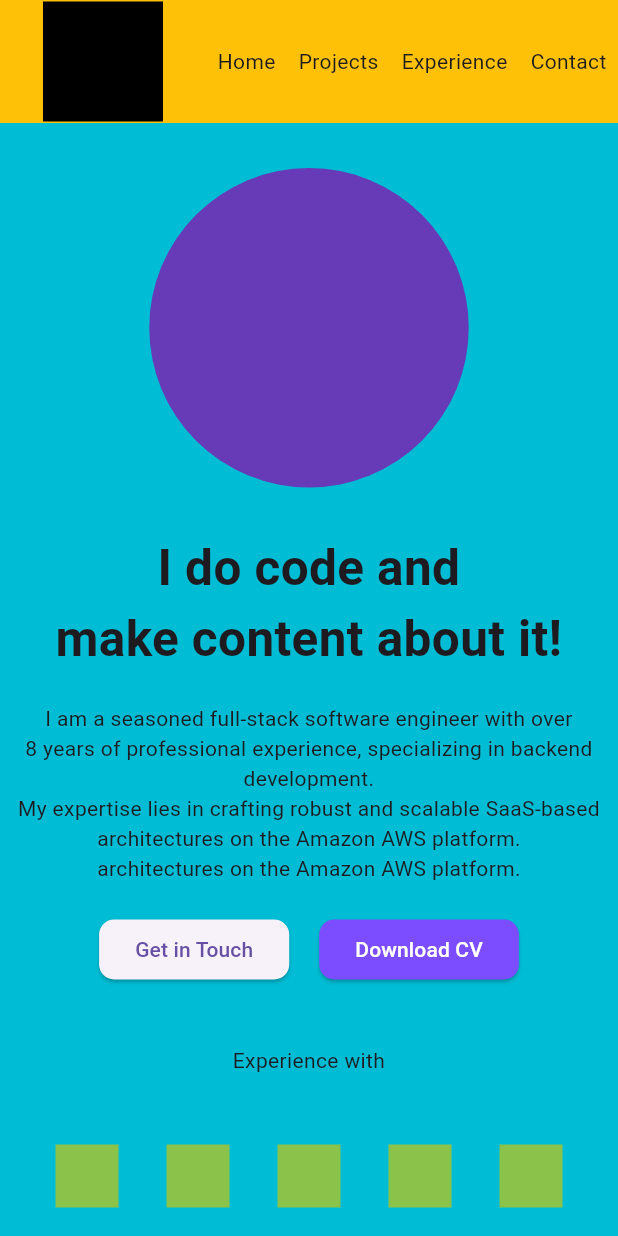
After one commit to mhbm/FlutterLearning, a Flutter app: the Pagina3 screen opened by its route, on a phone screen of 412 x 824 dp. The commit adds this screen. Run offline on Flutter 3.47's test engine with Material 3 defaults, Android fonts, the phone set to English and light mode, and no system bars; missing offline and left inert: dart:html.

Commit message:
Creating page 3
Signed-off-by: Mateus Macedo <mhbassomacedo@gmail.com>

```diff
--- a/lib/main.dart
+++ b/lib/main.dart
@@ -1,6 +1,7 @@
 import 'package:flutter/material.dart';
 import 'package:testes_tela/pages/page1.dart';
 import 'package:testes_tela/pages/page2.dart'; // Importe a classe Pagina1
+import 'package:testes_tela/pages/page3.dart'; // Importe a classe Pagina1
 
 void main() {
   runApp(MyApp());
@@ -15,6 +16,7 @@ class MyApp extends StatelessWidget {
       routes: {
         '/': (context) => Pagina1(), // Use Pagina1 como a rota '/'
         '/pagina2': (context) => Pagina2(),
+        '/pagina3': (context) => Pagina3(),
       },
     );
   }
--- /dev/null
+++ b/lib/pages/page3.dart
@@ -0,0 +1,310 @@
+import 'package:flutter/material.dart';
+
+class Pagina3 extends StatelessWidget {
+  @override
+  Widget build(BuildContext context) {
+    return Scaffold(
+      body: SingleChildScrollView(
+        child: Column(
+          mainAxisAlignment: MainAxisAlignment.start,
+          crossAxisAlignment: CrossAxisAlignment.start,
+          children: [
+            //Header
+            Container(
+              height: 82,
+              color: Colors.amber,
+              child: Expanded(
+                child: Row(
+                  children: [
+                    Expanded(
+                      flex: 1,
+                      child: Center(
+                        child: Container(
+                          width: 80,
+                          height: 80,
+                          color: Colors.black,
+                        ),
+                      ),
+                    ),
+                    const Expanded(
+                      flex: 2,
+                      child: Row(
+                        mainAxisAlignment: MainAxisAlignment.spaceAround,
+                        children: [
+                          Text(
+                            "Home",
+                          ),
+                          Text(
+                            "Projects",
+                          ),
+                          Text(
+                            "Experience",
+                          ),
+                          Text(
+                            "Contact",
+                          ),
+                        ],
+                      ),
+                    ),
+                  ],
+                ),
+              ),
+            ),
+            Container(
+              height: 2588,
+              color: Colors.cyan,
+              child: Column(
+                mainAxisAlignment: MainAxisAlignment.start,
+                children: [
+                  Padding(
+                    padding: const EdgeInsets.only(top: 30),
+                    child: Center(
+                      child: Container(
+                        width: 213,
+                        height: 213,
+                        decoration: const BoxDecoration(
+                          color: Colors.deepPurple,
+                          shape: BoxShape.circle,
+                        ),
+                      ),
+                    ),
+                  ),
+                  const Padding(
+                    padding: EdgeInsets.only(top: 30),
+                    child: Column(
+                      children: [
+                        Text(
+                          "I do code and",
+                          textAlign: TextAlign.center,
+                          style: TextStyle(
+                              fontSize: 33, fontWeight: FontWeight.bold),
+                        ),
+                        Text(
+                          "make content about it!",
+                          textAlign: TextAlign.center,
+                          style: TextStyle(
+                              fontSize: 33, fontWeight: FontWeight.bold),
+                        ),
+                      ],
+                    ),
+                  ),
+                  const Padding(
+                    padding: EdgeInsets.only(top: 20),
+                    child: Column(
+                      children: [
+                        Text(
+                          "I am a seasoned full-stack software engineer with over ",
+                          textAlign: TextAlign.center,
+                        ),
+                        Text(
+                          "8 years of professional experience, specializing in backend development.",
+                          textAlign: TextAlign.center,
+                        ),
+                        Text(
+                          "My expertise lies in crafting robust and scalable SaaS-based architectures on the Amazon AWS platform.",
+                          textAlign: TextAlign.center,
+                        ),
+                        Text(
+                          "architectures on the Amazon AWS platform.",
+                          textAlign: TextAlign.center,
+                        ),
+                      ],
+                    ),
+                  ),
+                  Padding(
+                    padding: EdgeInsets.only(top: 20),
+                    child: Row(
+                      mainAxisAlignment: MainAxisAlignment.center,
+                      children: [
+                        ElevatedButton(
+                          onPressed: () {},
+                          style: ElevatedButton.styleFrom(
+                            shape: RoundedRectangleBorder(
+                              borderRadius: BorderRadius.circular(
+                                  10), // Ajuste o valor para alterar a curvatura
+                            ),
+                          ),
+                          child: Text('Get in Touch'),
+                        ),
+                        const SizedBox(width: 20),
+                        ElevatedButton(
+                          onPressed: () {},
+                          style: ElevatedButton.styleFrom(
+                            backgroundColor: Colors.deepPurpleAccent,
+                            shape: RoundedRectangleBorder(
+                              borderRadius: BorderRadius.circular(
+                                  10), // Ajuste o valor para alterar a curvatura
+                            ),
+                          ),
+                          child: const Text(
+                            'Download CV',
+                            style: TextStyle(color: Colors.white),
+                          ),
+                        ),
+                      ],
+                    ),
+                  ),
+                  const Padding(
+                    padding: EdgeInsets.only(top: 40),
+                    child: Text("Experience with", textAlign: TextAlign.center),
+                  ),
+                  Padding(
+                    padding: EdgeInsets.only(top: 30),
+                    child: Expanded(
+                      child: Row(
+                        mainAxisAlignment: MainAxisAlignment.center,
+                        children: [
+                          Padding(
+                            padding: const EdgeInsets.all(16),
+                            child: Container(
+                              height: 42,
+                              width: 42,
+                              color: Colors.lightGreen,
+                            ),
+                          ),
+                          Padding(
+                            padding: const EdgeInsets.all(16),
+                            child: Container(
+                              height: 42,
+                              width: 42,
+                              color: Colors.lightGreen,
+                            ),
+                          ),
+                          Padding(
+                            padding: const EdgeInsets.all(16),
+                            child: Container(
+                              height: 42,
+                              width: 42,
+                              color: Colors.lightGreen,
+                            ),
+                          ),
+                          Padding(
+                            padding: const EdgeInsets.all(16),
+                            child: Container(
+                              height: 42,
+                              width: 42,
+                              color: Colors.lightGreen,
+                            ),
+                          ),
+                          Padding(
+                            padding: const EdgeInsets.all(16),
+                            child: Container(
+                              height: 42,
+                              width: 42,
+                              color: Colors.lightGreen,
+                            ),
+                          ),
+                        ],
+                      ),
+                    ),
+                  ),
+                  const Padding(
+                    padding: EdgeInsets.only(top: 40),
+                    child: Text(
+                      "PROJECT",
+                      textAlign: TextAlign.center,
+                    ),
+                  ),
+                  Padding(
+                    padding: EdgeInsets.only(top: 20),
+                    child: Row(
+                      mainAxisAlignment: MainAxisAlignment.end,
+                      children: [
+                        Expanded(
+                          // Use Expanded em vez de Flexible
+                          child: Padding(
+                            padding: EdgeInsets.all(8),
+                            child: Column(
+                              crossAxisAlignment: CrossAxisAlignment.end,
+                              children: [
+                                Container(
+                                  constraints: BoxConstraints(maxWidth: 390),
+                                  height: 301,
+                                  color: Colors.purple,
+                                  child: const Padding(
+                                    padding: EdgeInsets.only(left: 20),
+                                    child: Row(
+                                      crossAxisAlignment:
+                                          CrossAxisAlignment.end,
+                                      children: [
+                                        Column(
+                                          mainAxisAlignment:
+                                              MainAxisAlignment.end,
+                                          children: [
+                                            Text(
+                                              "Click Here to Visit",
+                                            ),
+                                            Text(
+                                              "HTML TUTORIAL",
+                                              textAlign: TextAlign.left,
+                                            ),
+                                          ],
+                                        ),
+                                        Spacer(),
+                                        Padding(
+                                          padding: EdgeInsets.all(8.0),
+                                          child: Icon(Icons.launch),
+                                        ),
+                                      ],
+                                    ),
+                                  ),
+                                ),
+                              ],
+                            ),
+                          ),
+                        ),
+                        Expanded(
+                          // Use Expanded em vez de Flexible
+                          child: Padding(
+                            padding: EdgeInsets.all(8),
+                            child: Column(
+                              crossAxisAlignment: CrossAxisAlignment.start,
+                              children: [
+                                Container(
+                                  constraints: BoxConstraints(maxWidth: 390),
+                                  height: 301,
+                                  color: Colors.deepPurple,
+                                  child: const Padding(
+                                    padding: EdgeInsets.only(left: 20),
+                                    child: Row(
+                                      crossAxisAlignment:
+                                          CrossAxisAlignment.end,
+                                      children: [
+                                        Column(
+                                          mainAxisAlignment:
+                                              MainAxisAlignment.end,
+                                          children: [
+                                            Text(
+                                              "Click Here to Visit",
+                                            ),
+                                            Text(
+                                              "CSS TUTORIAL",
+                                              textAlign: TextAlign.left,
+                                            ),
+                                          ],
+                                        ),
+                                        Spacer(),
+                                        Padding(
+                                          padding: EdgeInsets.all(8.0),
+                                          child: Icon(Icons.launch),
+                                        ),
+                                      ],
+                                    ),
+                                  ),
+                                ),
+                              ],
+                            ),
+                          ),
+                        ),
+                      ],
+                    ),
+                  )
+                ],
+              ),
+            )
+          ],
+        ),
+      ),
+    );
+  }
+}
```
